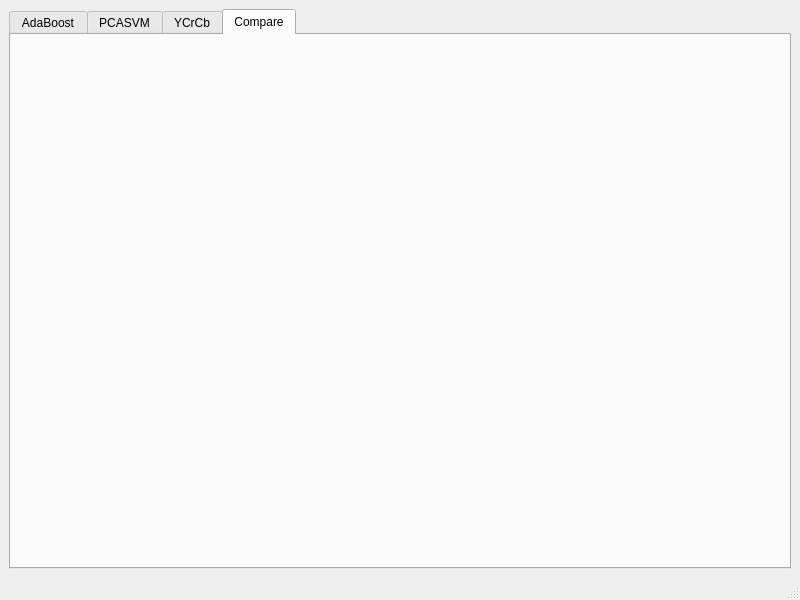
First picture: the form in UI/FaceDetactUI.ui, repository guanking/FaceDetect, before the edit.
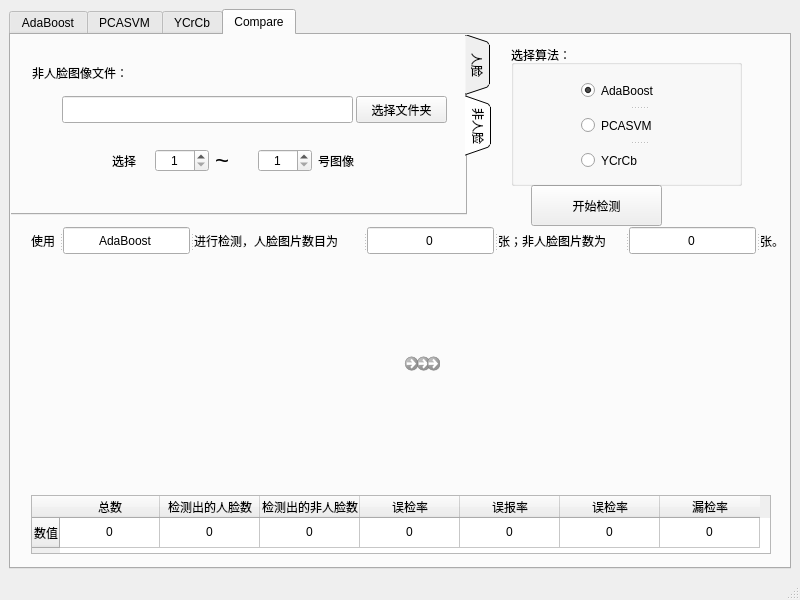
Second picture: the form after the edit. The open tabs and pages were chosen to show the change. Icons and pictures are not drawn.

Commit message: 添加比较界面

What changed in the file:
```diff
--- a/UI/FaceDetactUI.ui
+++ b/UI/FaceDetactUI.ui
@@ -1365,6 +1365,662 @@
        <attribute name="title">
         <string>Compare</string>
        </attribute>
+       <widget class="QTabWidget" name="cNotfaceEndBox">
+        <property name="geometry">
+         <rect>
+          <x>-1</x>
+          <y>-1</y>
+          <width>481</width>
+          <height>181</height>
+         </rect>
+        </property>
+        <property name="cursor">
+         <cursorShape>ArrowCursor</cursorShape>
+        </property>
+        <property name="tabPosition">
+         <enum>QTabWidget::East</enum>
+        </property>
+        <property name="tabShape">
+         <enum>QTabWidget::Triangular</enum>
+        </property>
+        <property name="currentIndex">
+         <number>1</number>
+        </property>
+        <property name="usesScrollButtons">
+         <bool>true</bool>
+        </property>
+        <widget class="QWidget" name="tab_5">
+         <attribute name="title">
+          <string>  人脸  </string>
+         </attribute>
+         <widget class="QPushButton" name="cFaceChoiceFileBtn">
+          <property name="geometry">
+           <rect>
+            <x>344</x>
+            <y>60</y>
+            <width>91</width>
+            <height>27</height>
+           </rect>
+          </property>
+          <property name="cursor">
+           <cursorShape>PointingHandCursor</cursorShape>
+          </property>
+          <property name="text">
+           <string>选择文件夹</string>
+          </property>
+         </widget>
+         <widget class="QLabel" name="label_23">
+          <property name="geometry">
+           <rect>
+            <x>20</x>
+            <y>28</y>
+            <width>101</width>
+            <height>17</height>
+           </rect>
+          </property>
+          <property name="text">
+           <string>人脸图像文件：</string>
+          </property>
+         </widget>
+         <widget class="QWidget" name="layoutWidget_4">
+          <property name="geometry">
+           <rect>
+            <x>100</x>
+            <y>110</y>
+            <width>243</width>
+            <height>30</height>
+           </rect>
+          </property>
+          <layout class="QGridLayout" name="gridLayout_8">
+           <item row="0" column="2">
+            <widget class="QLabel" name="label_24">
+             <property name="font">
+              <font>
+               <pointsize>18</pointsize>
+               <weight>50</weight>
+               <bold>false</bold>
+              </font>
+             </property>
+             <property name="text">
+              <string>~</string>
+             </property>
+            </widget>
+           </item>
+           <item row="0" column="1">
+            <widget class="QSpinBox" name="cFaceBeginBox">
+             <property name="cursor">
+              <cursorShape>PointingHandCursor</cursorShape>
+             </property>
+             <property name="alignment">
+              <set>Qt::AlignCenter</set>
+             </property>
+             <property name="minimum">
+              <number>1</number>
+             </property>
+             <property name="maximum">
+              <number>1000</number>
+             </property>
+            </widget>
+           </item>
+           <item row="0" column="4">
+            <widget class="QLabel" name="label_25">
+             <property name="text">
+              <string>号图像</string>
+             </property>
+            </widget>
+           </item>
+           <item row="0" column="0">
+            <widget class="QLabel" name="label_26">
+             <property name="text">
+              <string>选择</string>
+             </property>
+            </widget>
+           </item>
+           <item row="0" column="3">
+            <widget class="QSpinBox" name="cFaceEndBox">
+             <property name="cursor">
+              <cursorShape>PointingHandCursor</cursorShape>
+             </property>
+             <property name="alignment">
+              <set>Qt::AlignCenter</set>
+             </property>
+             <property name="minimum">
+              <number>1</number>
+             </property>
+             <property name="maximum">
+              <number>1000</number>
+             </property>
+            </widget>
+           </item>
+          </layout>
+         </widget>
+         <widget class="QLineEdit" name="cFaceImgPathText">
+          <property name="geometry">
+           <rect>
+            <x>50</x>
+            <y>60</y>
+            <width>291</width>
+            <height>27</height>
+           </rect>
+          </property>
+         </widget>
+        </widget>
+        <widget class="QWidget" name="tab_6">
+         <attribute name="title">
+          <string>非人脸</string>
+         </attribute>
+         <widget class="QLineEdit" name="cNotfaceImgPathText">
+          <property name="geometry">
+           <rect>
+            <x>50</x>
+            <y>60</y>
+            <width>291</width>
+            <height>27</height>
+           </rect>
+          </property>
+         </widget>
+         <widget class="QPushButton" name="cNotfaceChoiceFileBtn">
+          <property name="geometry">
+           <rect>
+            <x>344</x>
+            <y>60</y>
+            <width>91</width>
+            <height>27</height>
+           </rect>
+          </property>
+          <property name="cursor">
+           <cursorShape>PointingHandCursor</cursorShape>
+          </property>
+          <property name="text">
+           <string>选择文件夹</string>
+          </property>
+         </widget>
+         <widget class="QLabel" name="label_27">
+          <property name="geometry">
+           <rect>
+            <x>20</x>
+            <y>28</y>
+            <width>121</width>
+            <height>17</height>
+           </rect>
+          </property>
+          <property name="text">
+           <string>非人脸图像文件：</string>
+          </property>
+         </widget>
+         <widget class="QWidget" name="layoutWidget_5">
+          <property name="geometry">
+           <rect>
+            <x>100</x>
+            <y>110</y>
+            <width>243</width>
+            <height>30</height>
+           </rect>
+          </property>
+          <layout class="QGridLayout" name="gridLayout_9">
+           <item row="0" column="2">
+            <widget class="QLabel" name="label_28">
+             <property name="font">
+              <font>
+               <pointsize>18</pointsize>
+               <weight>50</weight>
+               <bold>false</bold>
+              </font>
+             </property>
+             <property name="text">
+              <string>~</string>
+             </property>
+            </widget>
+           </item>
+           <item row="0" column="1">
+            <widget class="QSpinBox" name="cNotfaceBeginBox">
+             <property name="cursor">
+              <cursorShape>PointingHandCursor</cursorShape>
+             </property>
+             <property name="alignment">
+              <set>Qt::AlignCenter</set>
+             </property>
+             <property name="minimum">
+              <number>1</number>
+             </property>
+             <property name="maximum">
+              <number>1000</number>
+             </property>
+            </widget>
+           </item>
+           <item row="0" column="4">
+            <widget class="QLabel" name="label_29">
+             <property name="text">
+              <string>号图像</string>
+             </property>
+            </widget>
+           </item>
+           <item row="0" column="0">
+            <widget class="QLabel" name="label_30">
+             <property name="text">
+              <string>选择</string>
+             </property>
+            </widget>
+           </item>
+           <item row="0" column="3">
+            <widget class="QSpinBox" name="pTrainNotfaceEndBox_2">
+             <property name="cursor">
+              <cursorShape>PointingHandCursor</cursorShape>
+             </property>
+             <property name="alignment">
+              <set>Qt::AlignCenter</set>
+             </property>
+             <property name="minimum">
+              <number>1</number>
+             </property>
+             <property name="maximum">
+              <number>1000</number>
+             </property>
+            </widget>
+           </item>
+          </layout>
+         </widget>
+        </widget>
+       </widget>
+       <widget class="QTableWidget" name="cResultTable">
+        <property name="geometry">
+         <rect>
+          <x>20</x>
+          <y>460</y>
+          <width>740</width>
+          <height>59</height>
+         </rect>
+        </property>
+        <property name="columnCount">
+         <number>7</number>
+        </property>
+        <attribute name="horizontalHeaderHighlightSections">
+         <bool>true</bool>
+        </attribute>
+        <row>
+         <property name="text">
+          <string>数值</string>
+         </property>
+        </row>
+        <column>
+         <property name="text">
+          <string>总数</string>
+         </property>
+        </column>
+        <column>
+         <property name="text">
+          <string>检测出的人脸数</string>
+         </property>
+        </column>
+        <column>
+         <property name="text">
+          <string>检测出的非人脸数</string>
+         </property>
+        </column>
+        <column>
+         <property name="text">
+          <string>误检率</string>
+         </property>
+        </column>
+        <column>
+         <property name="text">
+          <string>误报率</string>
+         </property>
+        </column>
+        <column>
+         <property name="text">
+          <string>误检率</string>
+         </property>
+        </column>
+        <column>
+         <property name="text">
+          <string>漏检率</string>
+         </property>
+        </column>
+        <item row="0" column="0">
+         <property name="text">
+          <string>0</string>
+         </property>
+         <property name="textAlignment">
+          <set>AlignHCenter|AlignVCenter|AlignCenter</set>
+         </property>
+        </item>
+        <item row="0" column="1">
+         <property name="text">
+          <string>0</string>
+         </property>
+         <property name="textAlignment">
+          <set>AlignHCenter|AlignVCenter|AlignCenter</set>
+         </property>
+        </item>
+        <item row="0" column="2">
+         <property name="text">
+          <string>0</string>
+         </property>
+         <property name="textAlignment">
+          <set>AlignHCenter|AlignVCenter|AlignCenter</set>
+         </property>
+        </item>
+        <item row="0" column="3">
+         <property name="text">
+          <string>0</string>
+         </property>
+         <property name="textAlignment">
+          <set>AlignHCenter|AlignVCenter|AlignCenter</set>
+         </property>
+        </item>
+        <item row="0" column="4">
+         <property name="text">
+          <string>0</string>
+         </property>
+         <property name="textAlignment">
+          <set>AlignHCenter|AlignVCenter|AlignCenter</set>
+         </property>
+        </item>
+        <item row="0" column="5">
+         <property name="text">
+          <string>0</string>
+         </property>
+         <property name="textAlignment">
+          <set>AlignHCenter|AlignVCenter|AlignCenter</set>
+         </property>
+        </item>
+        <item row="0" column="6">
+         <property name="text">
+          <string>0</string>
+         </property>
+         <property name="textAlignment">
+          <set>AlignHCenter|AlignVCenter|AlignCenter</set>
+         </property>
+        </item>
+       </widget>
+       <widget class="QPushButton" name="cBegin">
+        <property name="geometry">
+         <rect>
+          <x>520</x>
+          <y>150</y>
+          <width>131</width>
+          <height>41</height>
+         </rect>
+        </property>
+        <property name="cursor">
+         <cursorShape>PointingHandCursor</cursorShape>
+        </property>
+        <property name="text">
+         <string>开始检测</string>
+        </property>
+       </widget>
+       <widget class="QGroupBox" name="groupBox_13">
+        <property name="geometry">
+         <rect>
+          <x>500</x>
+          <y>10</y>
+          <width>231</width>
+          <height>141</height>
+         </rect>
+        </property>
+        <property name="styleSheet">
+         <string notr="true">#groupBox_13
+{
+boder-radius:2px solid;
+}</string>
+        </property>
+        <property name="title">
+         <string>选择算法：</string>
+        </property>
+        <widget class="QSplitter" name="splitter_3">
+         <property name="geometry">
+          <rect>
+           <x>70</x>
+           <y>30</y>
+           <width>116</width>
+           <height>101</height>
+          </rect>
+         </property>
+         <property name="orientation">
+          <enum>Qt::Vertical</enum>
+         </property>
+         <widget class="QRadioButton" name="cAdaBoostRtb">
+          <property name="text">
+           <string>AdaBoost</string>
+          </property>
+          <property name="checked">
+           <bool>true</bool>
+          </property>
+         </widget>
+         <widget class="QRadioButton" name="cPCASVMRtb">
+          <property name="text">
+           <string>PCASVM</string>
+          </property>
+         </widget>
+         <widget class="QRadioButton" name="cYCrCbRtb">
+          <property name="text">
+           <string>YCrCb</string>
+          </property>
+         </widget>
+        </widget>
+       </widget>
+       <widget class="QLabel" name="cSrcImgLabel">
+        <property name="enabled">
+         <bool>true</bool>
+        </property>
+        <property name="geometry">
+         <rect>
+          <x>80</x>
+          <y>232</y>
+          <width>283</width>
+          <height>211</height>
+         </rect>
+        </property>
+        <property name="sizePolicy">
+         <sizepolicy hsizetype="Preferred" vsizetype="Preferred">
+          <horstretch>0</horstretch>
+          <verstretch>0</verstretch>
+         </sizepolicy>
+        </property>
+        <property name="minimumSize">
+         <size>
+          <width>283</width>
+          <height>211</height>
+         </size>
+        </property>
+        <property name="maximumSize">
+         <size>
+          <width>543543</width>
+          <height>543254</height>
+         </size>
+        </property>
+        <property name="layoutDirection">
+         <enum>Qt::LeftToRight</enum>
+        </property>
+        <property name="text">
+         <string/>
+        </property>
+        <property name="textFormat">
+         <enum>Qt::AutoText</enum>
+        </property>
+        <property name="pixmap">
+         <pixmap resource="mySrc.qrc">:/lena.jpg</pixmap>
+        </property>
+        <property name="scaledContents">
+         <bool>true</bool>
+        </property>
+        <property name="alignment">
+         <set>Qt::AlignCenter</set>
+        </property>
+       </widget>
+       <widget class="QLabel" name="cDetImgLabel">
+        <property name="enabled">
+         <bool>true</bool>
+        </property>
+        <property name="geometry">
+         <rect>
+          <x>450</x>
+          <y>230</y>
+          <width>283</width>
+          <height>211</height>
+         </rect>
+        </property>
+        <property name="sizePolicy">
+         <sizepolicy hsizetype="Preferred" vsizetype="Preferred">
+          <horstretch>0</horstretch>
+          <verstretch>0</verstretch>
+         </sizepolicy>
+        </property>
+        <property name="minimumSize">
+         <size>
+          <width>283</width>
+          <height>211</height>
+         </size>
+        </property>
+        <property name="maximumSize">
+         <size>
+          <width>543543</width>
+          <height>543254</height>
+         </size>
+        </property>
+        <property name="layoutDirection">
+         <enum>Qt::LeftToRight</enum>
+        </property>
+        <property name="text">
+         <string/>
+        </property>
+        <property name="textFormat">
+         <enum>Qt::AutoText</enum>
+        </property>
+        <property name="pixmap">
+         <pixmap resource="mySrc.qrc">:/lena.jpg</pixmap>
+        </property>
+        <property name="scaledContents">
+         <bool>true</bool>
+        </property>
+        <property name="alignment">
+         <set>Qt::AlignCenter</set>
+        </property>
+       </widget>
+       <widget class="QCommandLinkButton" name="commandLinkButton">
+        <property name="enabled">
+         <bool>false</bool>
+        </property>
+        <property name="geometry">
+         <rect>
+          <x>398</x>
+          <y>311</y>
+          <width>21</width>
+          <height>41</height>
+         </rect>
+        </property>
+        <property name="text">
+         <string/>
+        </property>
+        <property name="iconSize">
+         <size>
+          <width>83</width>
+          <height>63</height>
+         </size>
+        </property>
+       </widget>
+       <widget class="QCommandLinkButton" name="commandLinkButton_2">
+        <property name="enabled">
+         <bool>false</bool>
+        </property>
+        <property name="geometry">
+         <rect>
+          <x>408</x>
+          <y>311</y>
+          <width>21</width>
+          <height>41</height>
+         </rect>
+        </property>
+        <property name="text">
+         <string/>
+        </property>
+        <property name="iconSize">
+         <size>
+          <width>83</width>
+          <height>63</height>
+         </size>
+        </property>
+       </widget>
+       <widget class="QCommandLinkButton" name="commandLinkButton_3">
+        <property name="enabled">
+         <bool>false</bool>
+        </property>
+        <property name="geometry">
+         <rect>
+          <x>386</x>
+          <y>311</y>
+          <width>21</width>
+          <height>41</height>
+         </rect>
+        </property>
+        <property name="text">
+         <string/>
+        </property>
+        <property name="iconSize">
+         <size>
+          <width>83</width>
+          <height>63</height>
+         </size>
+        </property>
+       </widget>
+       <widget class="QSplitter" name="splitter_4">
+        <property name="geometry">
+         <rect>
+          <x>20</x>
+          <y>192</y>
+          <width>757</width>
+          <height>27</height>
+         </rect>
+        </property>
+        <property name="orientation">
+         <enum>Qt::Horizontal</enum>
+        </property>
+        <widget class="QLabel" name="label">
+         <property name="text">
+          <string>使用</string>
+         </property>
+        </widget>
+        <widget class="QLineEdit" name="cAlgorithm">
+         <property name="text">
+          <string>AdaBoost</string>
+         </property>
+         <property name="alignment">
+          <set>Qt::AlignCenter</set>
+         </property>
+        </widget>
+        <widget class="QLabel" name="label_3">
+         <property name="text">
+          <string>进行检测，人脸图片数目为</string>
+         </property>
+        </widget>
+        <widget class="QLineEdit" name="cFaceNumText">
+         <property name="text">
+          <string>0</string>
+         </property>
+         <property name="alignment">
+          <set>Qt::AlignCenter</set>
+         </property>
+        </widget>
+        <widget class="QLabel" name="label_31">
+         <property name="text">
+          <string>张；非人脸图片数为</string>
+         </property>
+        </widget>
+        <widget class="QLineEdit" name="cNotfaceNum">
+         <property name="text">
+          <string>0</string>
+         </property>
+         <property name="alignment">
+          <set>Qt::AlignCenter</set>
+         </property>
+        </widget>
+        <widget class="QLabel" name="label_32">
+         <property name="text">
+          <string>张。</string>
+         </property>
+        </widget>
+       </widget>
       </widget>
      </widget>
     </item>
```
Left out of the diff: 2 changed lines with no effect on the pictures.
